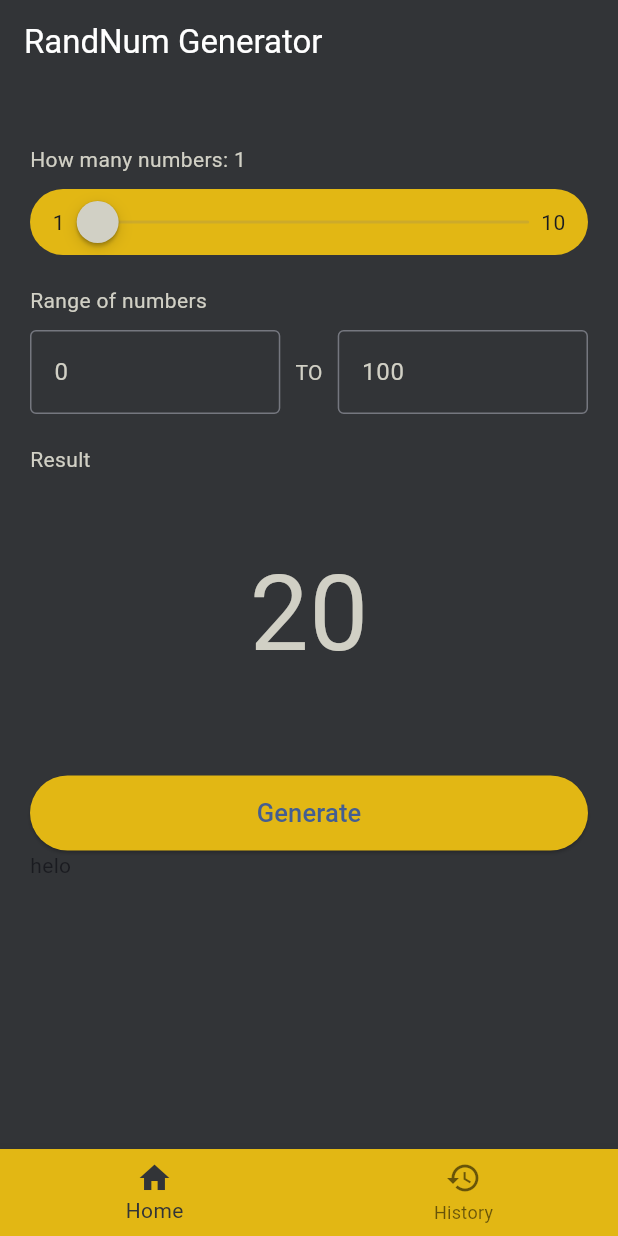
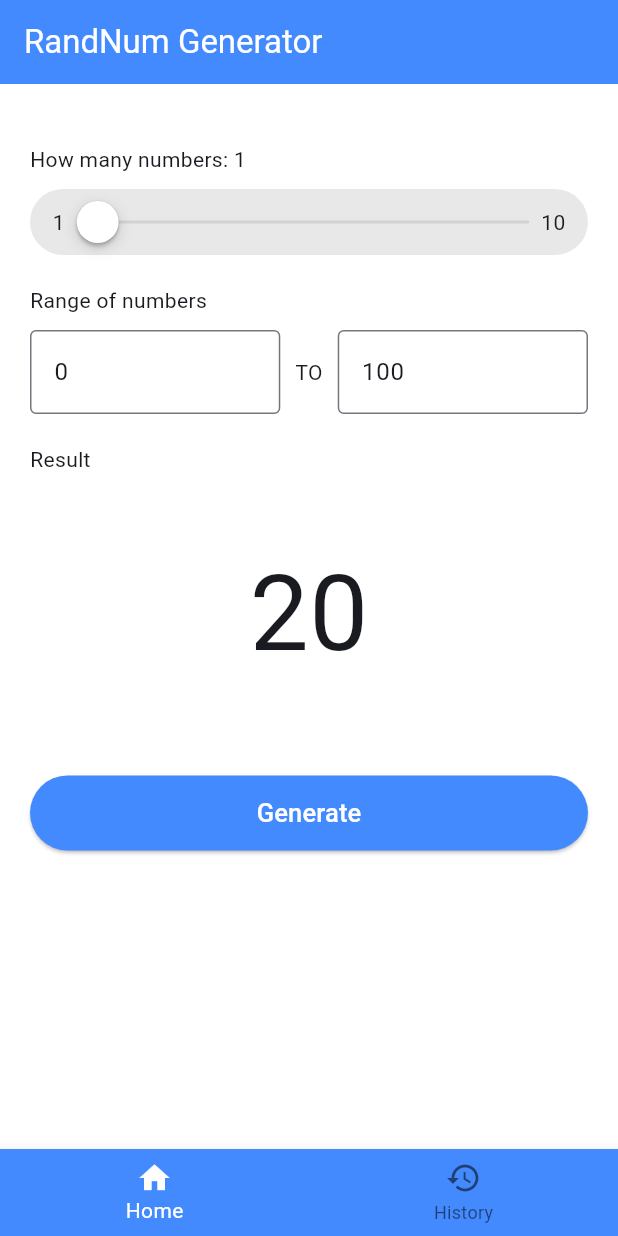
Before and after one commit to mengseusorm/randnum_generator, a Flutter app: the screen it shows after launch, after a tap on "Generate", on a phone screen of 412 x 824 dp. Run offline on Flutter 3.47's test engine with Material 3 defaults, Android fonts, the phone set to English and light mode, and no system bars; our stand-ins replace get, google_mobile_ads; network calls fail.

Commit message:
fix position ad on homeScreen

```diff
--- a/lib/controller/generate_controller.dart
+++ b/lib/controller/generate_controller.dart
@@ -18,7 +18,6 @@ class GenerateController extends GetxController {
 
   @override
   void onInit() {
-    // TODO: implement onInit
     super.onInit();
     initBanner();
   }
@@ -122,17 +121,16 @@ class GenerateController extends GetxController {
 
   void initBanner(){
     bannerAd = BannerAd(
-      size: AdSize.banner,
+      size: AdSize.fullBanner,
       adUnitId: "ca-app-pub-1059652645223736/5635260629",
       listener: BannerAdListener(
         onAdLoaded: (ad){
-          print("Ad loaded successfully!");
           isAdLoaded.value = true;
           update();
         },
         onAdFailedToLoad: (ad,err){
-          print("Failed to load ad: ${err.message}");
           ad.dispose();
+          print("error$err");
         },
         onAdOpened: (ad) => print("Ad opened"),
         onAdClosed: (ad) => print("Ad closed"),
--- a/lib/main.dart
+++ b/lib/main.dart
@@ -1,12 +1,14 @@
+import 'dart:async';
+
 import 'package:flutter/material.dart';
 import 'package:get/get.dart';
 import 'package:google_mobile_ads/google_mobile_ads.dart';
 import 'package:randnum_generator/view/historyScreen.dart';
 import 'package:randnum_generator/view/homeScreen.dart';
 import 'controller/navigation_controller.dart';
-void main() {
+void main() async {
   WidgetsFlutterBinding.ensureInitialized();
-  MobileAds.instance.initialize();
+  unawaited(MobileAds.instance.initialize());
   runApp(RandnumGenerator());
 }
 
@@ -39,10 +41,10 @@ class MainScreen extends StatelessWidget {
     return Scaffold(
       body: Obx(() => screens[navController.selectedIndex.value]),
       bottomNavigationBar: Obx(() => BottomNavigationBar(
-        backgroundColor: Color(0xFFe2b714),
+        backgroundColor: Colors.blueAccent,
         currentIndex: navController.selectedIndex.value,
         onTap: navController.changePage,
-        selectedItemColor: Color(0xFF323437),
+        selectedItemColor: Colors.white,
         items: [
           BottomNavigationBarItem(icon: Icon(Icons.home) ,label: 'Home'),
           BottomNavigationBarItem(icon: Icon(Icons.history),label: 'History')
--- a/lib/view/homeScreen.dart
+++ b/lib/view/homeScreen.dart
@@ -15,25 +15,28 @@ class Homescreen extends StatelessWidget {
         FocusScope.of(context).unfocus();
       },
       child: Scaffold(
-        backgroundColor: Color(0xFF323437),
+        backgroundColor: Colors.white,
         appBar: AppBar(
           title: Text("RandNum Generator",style: TextStyle(color: Colors.white),),
-          backgroundColor: Color(0xFF323437),
+          backgroundColor: Colors.blueAccent,
         ),
-        body: Obx(() =>  Padding(
+        body: Obx(() =>
+          Column(
+            children: [
+              Expanded(
+                child: Padding(
                   padding: EdgeInsets.all(20),
                   child: ListView(
                     children: [
                       SizedBox(height: 20),
                       Text(
                         "How many numbers: ${generateController.numberCount.toInt()}",
-                style: TextStyle(color: Color(0xFFd1d0c5))
                       ),
                       SizedBox(height: 10,),
                       Container(
                       decoration: BoxDecoration(
                         borderRadius: BorderRadius.circular(30),
-                color: Color(0xFFe2b714)
+                        color: Color(0xFFe8e8e8)
                       ),child:Padding(
                           padding: EdgeInsets.symmetric(horizontal: 15),
                           child: Row(
@@ -43,7 +46,7 @@ class Homescreen extends StatelessWidget {
                                 child: CupertinoSlider(
                                   activeColor: Color(0xFF323437),
                                   value: generateController.numberCount.value,
-                          thumbColor: Color(0xFFd1d0c5),
+                                  thumbColor: Colors.white,
                                   min: 1,
                                   max: 10,
                                   divisions: 9,
@@ -57,14 +60,13 @@ class Homescreen extends StatelessWidget {
                         ),
                       ) ,
                       SizedBox(height: 20,),
-              Text("Range of numbers",style: TextStyle(color: Color(0xFFd1d0c5)),),
+                      Text("Range of numbers"),
                       SizedBox(height: 10,),
                       Row(
                         mainAxisAlignment: MainAxisAlignment.center,
                         children: [
                           Expanded(
                             child: TextField(
-                      style: TextStyle(color: Color(0xFFd1d0c5)),
                               decoration: InputDecoration(
                                 border: OutlineInputBorder(),
                               ),
@@ -81,18 +83,12 @@ class Homescreen extends StatelessWidget {
                           Center(
                             child: Text(
                               "TO",
-                      style: TextStyle(
-                        color: Color(0xFFd1d0c5)
-                      ),
                             ),
                           ),
                           SizedBox(width: 10,),
                           Expanded(
                             child: TextField(
-                      style: TextStyle(color: Color(0xFFd1d0c5)),
                               decoration: InputDecoration(
-                        // labelText: "Maximum Number",
-                        labelStyle: TextStyle(color: Color(0xFFd1d0c5)),
                                 border: OutlineInputBorder()
                               ),
                               controller: generateController.maxiMumNumber,
@@ -109,7 +105,6 @@ class Homescreen extends StatelessWidget {
                       SizedBox(height: 20),
                       Text(
                         "Result",
-                style: TextStyle(color: Color(0xFFd1d0c5)),
                       ),
                       GridView.count(
                         crossAxisCount: generateController.columnResult.value,
@@ -123,7 +118,6 @@ class Homescreen extends StatelessWidget {
                             child: Text(
                               generateController.items[index],
                               style: TextStyle(
-                        color: Color(0xFFd1d0c5),
                                 fontSize:
                                   generateController.columnResult.value == 1 ? 70 :
                                   generateController.columnResult.value == 2 ? 33 :
@@ -142,26 +136,31 @@ class Homescreen extends StatelessWidget {
                           generateController.generate(generateController.numberCount.toInt(),generateController.allowDuplicateNumber.value)
                         },
                         style: ElevatedButton.styleFrom(
-                  backgroundColor: Color(0xFFe2b714),
+                          backgroundColor: Colors.blueAccent,
                         ),
                         child: Text(
                           "Generate",
                           style: TextStyle(
-                    fontSize: 17
+                            fontSize: 17,
+                            color: Colors.white
                           ),
                         ),
                       ),),
+                    ],
+                  ),
+                )
+              ),
                Obx(() => generateController.isAdLoaded.value  ?
                   Container(
                       alignment: Alignment.center,
                       width: generateController.bannerAd.size.width.toDouble(),
                       height: generateController.bannerAd.size.height.toDouble(),
                       child: AdWidget(ad: generateController.bannerAd),
-                ) : Container(child: Text("helo"),)
+                  ) : Container(),
                 ),
-            ],
+              ]
             ),
-        ))
+        )
     ));
   }
 }
```
Also changed, not shown: lib/view/historyScreen.dart (+17 -5 lines). Lines whose indentation alone changed are shown as unchanged.
